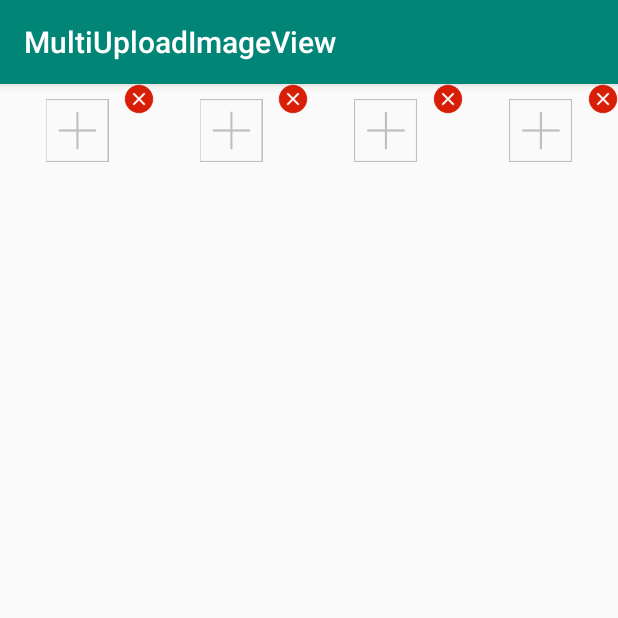
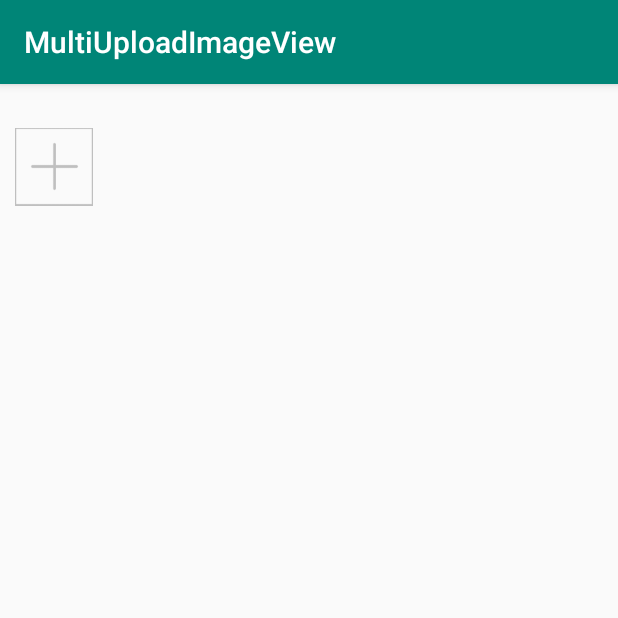
Before and after one commit to jingyongxuan666/MyView, an Android app: the screen it shows after launch (MainActivity), on a phone screen of 412 x 824 dp, the top half of it. Run offline under Robolectric (Android 15) with nearby library versions, the phone set to English and light mode, and no system bars.

Commit message:
增加重设尺寸resize方法 增加设置默认值

```diff
--- a/MultiChosenImageView/app/src/main/java/com/jyx/myimageview/MultiChosenImageView.java
+++ b/MultiChosenImageView/app/src/main/java/com/jyx/myimageview/MultiChosenImageView.java
@@ -18,9 +18,9 @@ import android.widget.RelativeLayout;
 public class MultiChosenImageView extends RelativeLayout {
 
     /**
-     * 长高模式
+     * 宽高模式
      */
-    public static final String SHAPE_MODE_NORMAL = "0";//指定长高
+    public static final String SHAPE_MODE_NORMAL = "0";//指定宽高
     public static final String SHAPE_MODE_EQUALS_WIDTH = "1";//边长为宽的正方形
     public static final String SHAPE_MODE_EQUALS_HEIGHT = "2";//边长为高的正方形
 
@@ -36,6 +36,8 @@ public class MultiChosenImageView extends RelativeLayout {
     public static final String CHOSE_FROM_CAMERA = "0";//拍照
     public static final String CHOSE_FROM_GALLERY = "1";//相册
     public static final String CHOSE_FROM_BOTH = "2";//皆可
+
+    private static final int paddingSizeDp = 10;
 
 
     private ImageView ivMain;
@@ -83,35 +85,21 @@ public class MultiChosenImageView extends RelativeLayout {
     }
 
     public MultiChosenImageView(Context context, AttributeSet attrs) {
-        this(context,attrs,0);
+        this(context, attrs, 0);
     }
 
     public MultiChosenImageView(Context context, AttributeSet attrs, int defStyleAttr) {
         super(context, attrs, defStyleAttr);
         //绑定view
-        LayoutInflater.from(context).inflate(R.layout.muti_chosen_image_view,this,true);
+        LayoutInflater.from(context).inflate(R.layout.muti_chosen_image_view, this, true);
         ivMain = findViewById(R.id.iv_main);
         ivPlay = findViewById(R.id.iv_play);
         ivDelete = findViewById(R.id.iv_delete);
         rlBack = findViewById(R.id.rl_back);
-        ViewGroup viewGroup = (ViewGroup) getParent();
-        //重新调整大小，来补全padding的10dp
-//        DpPxUtils.init(context);
-//        final int paddingSize = DpPxUtils.dipToPx(10);
-//        post(new Runnable() {
-//            @Override
-//            public void run() {
-//                Class<? extends ViewGroup.LayoutParams> viewClass = getLayoutParams().getClass();
-//                try {
-//                    setLayoutParams(viewClass.getDeclaredConstructor(int.class,int.class).newInstance(getWidth(),getWidth()));
-//                } catch (Exception e) {
-//                    e.printStackTrace();
-//                }
-//            }
-//        });
 
+        DpPxUtils.init(context);
         //获取属性
-        TypedArray attribute = context.obtainStyledAttributes(attrs,R.styleable.MultiChosenImageView);
+        TypedArray attribute = context.obtainStyledAttributes(attrs, R.styleable.MultiChosenImageView);
 
         shapeMode = attribute.getString(R.styleable.MultiChosenImageView_shapeMode);
 
@@ -119,15 +107,69 @@ public class MultiChosenImageView extends RelativeLayout {
 
         choseFrom = attribute.getString(R.styleable.MultiChosenImageView_choseFrom);
 
-        deletable = attribute.getBoolean(R.styleable.MultiChosenImageView_deletable,true);
+        deletable = attribute.getBoolean(R.styleable.MultiChosenImageView_deletable, true);
 
         defaultImage = attribute.getDrawable(R.styleable.MultiChosenImageView_defaultImage);
 
-        limitedSize = attribute .getInt(R.styleable.MultiChosenImageView_limitedSize,2048);
+        limitedSize = attribute.getInt(R.styleable.MultiChosenImageView_limitedSize, 2048);
 
-        //重新调整大小
+        setDefaultValue();
+
+        resize(shapeMode);
 
 
+    }
+
+    /**
+     * 设置各属性默认值
+     */
+    private void setDefaultValue() {
+        if (shapeMode == null)//默认指定宽高
+            shapeMode = SHAPE_MODE_NORMAL;
+
+        if (choseType == null)//默认选择图片
+            choseType = CHOSE_TYPE_IMAGE;
+
+        if (choseFrom == null)//默认从相册选择
+            choseFrom = CHOSE_FROM_GALLERY;
+
+    }
+
+    /**
+     * 重新调整大小
+     *
+     * @param shapeMode
+     */
+    private void resize(final String shapeMode) {
+
+
+        final int paddingSizePx = DpPxUtils.dipToPx(paddingSizeDp);
+        post(new Runnable() {
+            @Override
+            public void run() {
+                Class<? extends ViewGroup.LayoutParams> viewClass = getLayoutParams().getClass();
+                int width;
+                int height;
+                switch (shapeMode) {
+                    case SHAPE_MODE_EQUALS_WIDTH:
+                        height = width = getWidth();
+                        break;
+                    case SHAPE_MODE_EQUALS_HEIGHT:
+                        width = height = getHeight();
+                        break;
+                    default:
+                        width = getWidth() + paddingSizePx;
+                        height = getHeight() + paddingSizePx;
+                        break;
+                }
+
+                try {
+                    setLayoutParams(viewClass.getDeclaredConstructor(int.class,int.class).newInstance(width,height));
+                } catch (Exception e) {
+                    e.printStackTrace();
+                }
+            }
+        });
 
 
     }
--- a/MultiChosenImageView/app/src/main/res/layout/activity_main.xml
+++ b/MultiChosenImageView/app/src/main/res/layout/activity_main.xml
@@ -8,7 +8,7 @@
 
     <LinearLayout
         android:id="@+id/linearLayout"
-        android:layout_width="0dp"
+        android:layout_width="match_parent"
         android:layout_height="wrap_content"
         android:orientation="horizontal"
         app:layout_constraintEnd_toEndOf="parent"
@@ -17,36 +17,11 @@
 
         <com.jyx.myimageview.MultiChosenImageView
             android:id="@+id/multiChosenImageView"
-            android:layout_width="0dp"
-            android:layout_height="62dp"
+            android:layout_width="62dp"
+            android:layout_height="100dp"
             app:choseFrom="gallery"
             app:choseType="image"
-            app:shapeMode="equalsWidth"
-            app:limitedSize="10"
-            android:layout_weight="1"/>
-        <com.jyx.myimageview.MultiChosenImageView
-            android:id="@+id/multiChosenImageView2"
-            android:layout_width="0dp"
-            android:layout_height="62dp"
-            app:choseFrom="gallery"
-            app:choseType="image"
-            app:limitedSize="10"
-            android:layout_weight="1"/>
-        <com.jyx.myimageview.MultiChosenImageView
-            android:id="@+id/multiChosenImageView3"
-            android:layout_width="0dp"
-            android:layout_height="62dp"
-            app:choseFrom="gallery"
-            app:choseType="image"
-            app:limitedSize="10"
-            android:layout_weight="1"/>
-        <com.jyx.myimageview.MultiChosenImageView
-            android:id="@+id/multiChosenImageView4"
-            android:layout_width="0dp"
-            android:layout_height="62dp"
-            app:choseFrom="gallery"
-            app:choseType="video"
-            android:layout_weight="1"/>
+            app:limitedSize="10"/>
     </LinearLayout>
 
 
--- a/MultiChosenImageView/app/src/main/res/layout/muti_chosen_image_view.xml
+++ b/MultiChosenImageView/app/src/main/res/layout/muti_chosen_image_view.xml
@@ -42,6 +42,7 @@
         android:layout_marginTop="-10dp"
         android:layout_alignEnd="@+id/iv_main"
         android:layout_alignTop="@+id/iv_main"
+        android:visibility="gone"
         android:contentDescription="@string/delete_icon"/>
 
 </RelativeLayout>
```
